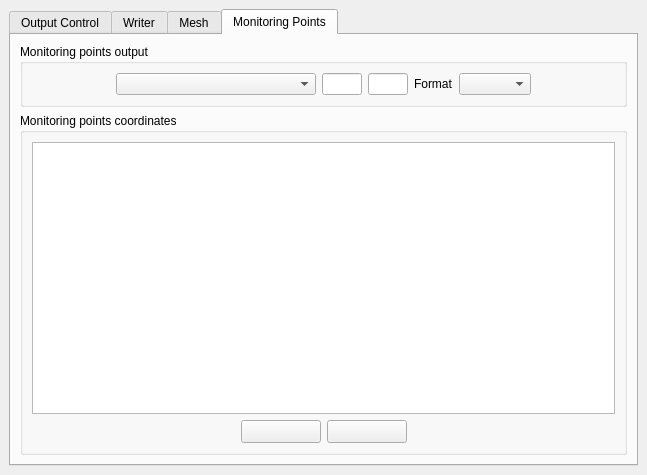
First picture: the form in gui/Pages/OutputControlForm.ui, repository code-saturne/code_saturne, before the edit.
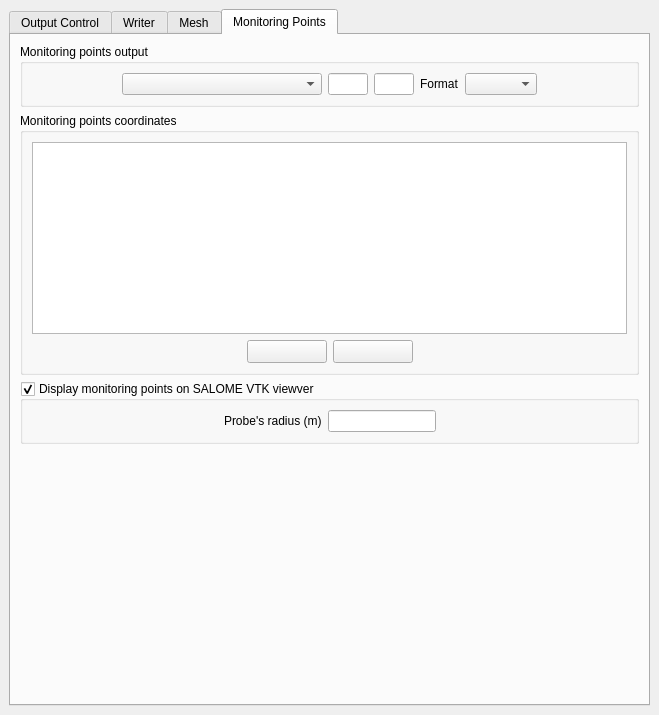
Second picture: the form after the edit. The open tabs and pages were chosen to show the change. Icons and pictures are not drawn.

Commit message: GUI and CFD_STUDY: display the monitoring points on the SALOME VTK viewver.

```diff
--- a/gui/Pages/OutputControlForm.ui
+++ b/gui/Pages/OutputControlForm.ui
@@ -6,8 +6,8 @@
    <rect>
     <x>0</x>
     <y>0</y>
-    <width>490</width>
-    <height>475</height>
+    <width>659</width>
+    <height>715</height>
    </rect>
   </property>
   <property name="windowTitle">
@@ -718,14 +718,8 @@
       <attribute name="title">
        <string>Monitoring Points</string>
       </attribute>
-      <layout class="QGridLayout">
-       <property name="margin">
-        <number>9</number>
-       </property>
-       <property name="spacing">
-        <number>6</number>
-       </property>
-       <item row="0" column="0">
+      <layout class="QVBoxLayout" name="verticalLayout">
+       <item>
         <widget class="QGroupBox" name="groupBoxMonitoring">
          <property name="title">
           <string>Monitoring points output</string>
@@ -838,7 +832,7 @@
          </layout>
         </widget>
        </item>
-       <item row="1" column="0">
+       <item>
         <widget class="QGroupBox" name="groupBoxMonitoringCoordinates">
          <property name="maximumSize">
           <size>
@@ -954,6 +948,75 @@
          </layout>
         </widget>
        </item>
+       <item>
+        <widget class="QGroupBox" name="groupBoxProbesDisplay">
+         <property name="title">
+          <string>Display monitoring points on SALOME VTK viewver</string>
+         </property>
+         <property name="checkable">
+          <bool>true</bool>
+         </property>
+         <layout class="QGridLayout" name="gridLayout">
+          <item row="0" column="0">
+           <layout class="QHBoxLayout" name="horizontalLayout_2">
+            <item>
+             <spacer name="horizontalSpacer">
+              <property name="orientation">
+               <enum>Qt::Horizontal</enum>
+              </property>
+              <property name="sizeHint" stdset="0">
+               <size>
+                <width>17</width>
+                <height>20</height>
+               </size>
+              </property>
+             </spacer>
+            </item>
+            <item>
+             <layout class="QHBoxLayout" name="horizontalLayout">
+              <item>
+               <widget class="QLabel" name="labelProbesRadius">
+                <property name="text">
+                 <string>Probe's radius (m)</string>
+                </property>
+               </widget>
+              </item>
+              <item>
+               <widget class="QLineEdit" name="lineEditProbesRadius"/>
+              </item>
+             </layout>
+            </item>
+            <item>
+             <spacer name="horizontalSpacer_2">
+              <property name="orientation">
+               <enum>Qt::Horizontal</enum>
+              </property>
+              <property name="sizeHint" stdset="0">
+               <size>
+                <width>13</width>
+                <height>20</height>
+               </size>
+              </property>
+             </spacer>
+            </item>
+           </layout>
+          </item>
+         </layout>
+        </widget>
+       </item>
+       <item>
+        <spacer name="verticalSpacer_2">
+         <property name="orientation">
+          <enum>Qt::Vertical</enum>
+         </property>
+         <property name="sizeHint" stdset="0">
+          <size>
+           <width>20</width>
+           <height>233</height>
+          </size>
+         </property>
+        </spacer>
+       </item>
       </layout>
      </widget>
     </widget>
```
Left out of the diff: 2 changed lines with no effect on the pictures. The commit also changes 5 other files.
